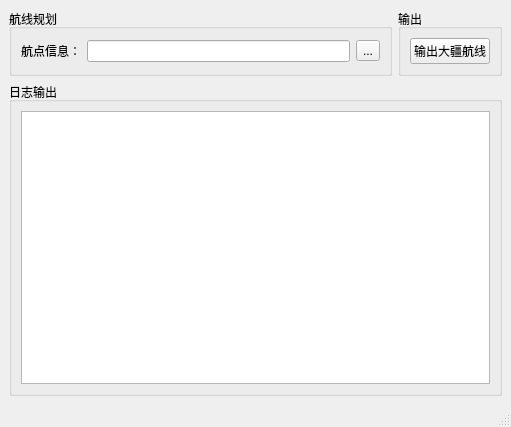
First picture: the form in Apps/DJI4in1Waypoints/MainWindow.ui, repository gukazma/DJI4in1Waypoints, before the edit.
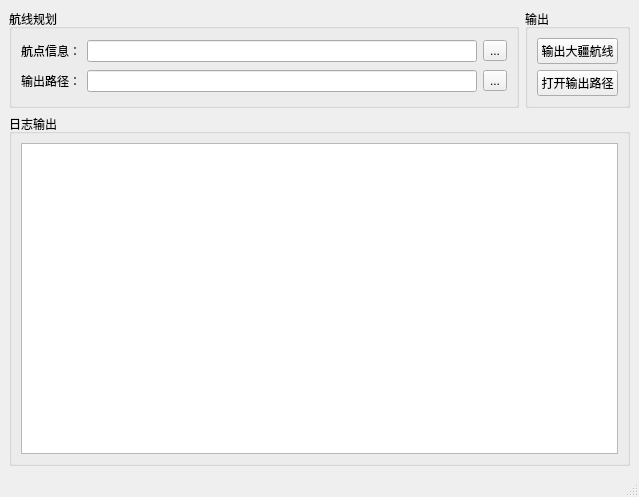
Second picture: the form after the edit.

Commit message: ✨ feat: 初始化界面

```diff
--- a/Apps/DJI4in1Waypoints/MainWindow.ui
+++ b/Apps/DJI4in1Waypoints/MainWindow.ui
@@ -6,8 +6,8 @@
    <rect>
     <x>0</x>
     <y>0</y>
-    <width>511</width>
-    <height>427</height>
+    <width>639</width>
+    <height>497</height>
    </rect>
   </property>
   <property name="windowTitle">
@@ -44,6 +44,27 @@
            </item>
           </layout>
          </item>
+         <item>
+          <layout class="QHBoxLayout" name="horizontalLayout_3">
+           <item>
+            <widget class="QLabel" name="label_2">
+             <property name="text">
+              <string>输出路径：</string>
+             </property>
+            </widget>
+           </item>
+           <item>
+            <widget class="QLineEdit" name="lineEdit_2"/>
+           </item>
+           <item>
+            <widget class="QToolButton" name="toolButton_2">
+             <property name="text">
+              <string>...</string>
+             </property>
+            </widget>
+           </item>
+          </layout>
+         </item>
         </layout>
        </widget>
       </item>
@@ -60,6 +81,13 @@
            </property>
           </widget>
          </item>
+         <item>
+          <widget class="QPushButton" name="pushButton_2">
+           <property name="text">
+            <string>打开输出路径</string>
+           </property>
+          </widget>
+         </item>
         </layout>
        </widget>
       </item>
```
Left out of the diff: 2 changed lines with no effect on the pictures. The commit also changes 2 other files.
